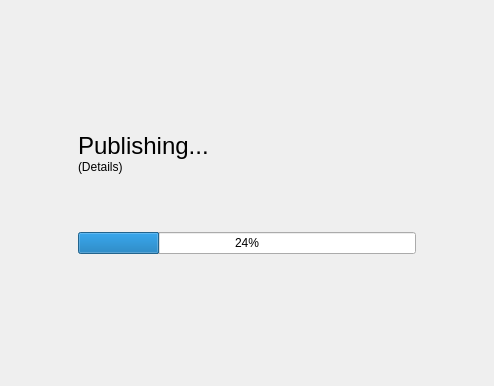
Qt form resources/publish_progress_form.ui (shotgunsoftware/tk-multi-publish) before a commit.
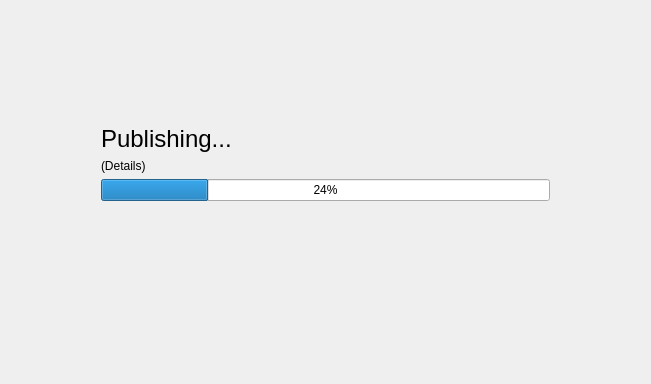
The same form after that commit.

Commit message: #20970 - progress hooked up to UI and exceptions thrown from scan-scene hook are now reported correctly

What changed in the file:
```diff
--- a/resources/publish_progress_form.ui
+++ b/resources/publish_progress_form.ui
@@ -6,27 +6,14 @@
    <rect>
     <x>0</x>
     <y>0</y>
-    <width>494</width>
-    <height>386</height>
+    <width>651</width>
+    <height>384</height>
    </rect>
   </property>
   <property name="windowTitle">
    <string>Form</string>
   </property>
-  <layout class="QVBoxLayout" name="verticalLayout_4" stretch="1,1,1">
-   <item>
-    <spacer name="verticalSpacer_2">
-     <property name="orientation">
-      <enum>Qt::Vertical</enum>
-     </property>
-     <property name="sizeHint" stdset="0">
-      <size>
-       <width>20</width>
-       <height>97</height>
-      </size>
-     </property>
-    </spacer>
-   </item>
+  <layout class="QVBoxLayout" name="verticalLayout_4" stretch="1">
    <item>
     <layout class="QHBoxLayout" name="horizontalLayout" stretch="1,5,1">
      <item>
@@ -43,14 +30,27 @@
       </spacer>
      </item>
      <item>
-      <layout class="QVBoxLayout" name="verticalLayout_3" stretch="0,1,0">
+      <layout class="QVBoxLayout" name="verticalLayout_3" stretch="2,0,0,0,3">
        <property name="spacing">
-        <number>0</number>
+        <number>-1</number>
        </property>
        <item>
-        <widget class="QLabel" name="status_title">
+        <spacer name="verticalSpacer_2">
+         <property name="orientation">
+          <enum>Qt::Vertical</enum>
+         </property>
+         <property name="sizeHint" stdset="0">
+          <size>
+           <width>20</width>
+           <height>97</height>
+          </size>
+         </property>
+        </spacer>
+       </item>
+       <item>
+        <widget class="QLabel" name="title">
          <property name="styleSheet">
-          <string notr="true">#status_title {
+          <string notr="true">#title {
 font-size: 24px;
 }</string>
          </property>
@@ -79,6 +79,19 @@
          </property>
         </widget>
        </item>
+       <item>
+        <spacer name="verticalSpacer">
+         <property name="orientation">
+          <enum>Qt::Vertical</enum>
+         </property>
+         <property name="sizeHint" stdset="0">
+          <size>
+           <width>20</width>
+           <height>40</height>
+          </size>
+         </property>
+        </spacer>
+       </item>
       </layout>
      </item>
      <item>
@@ -96,19 +109,6 @@
      </item>
     </layout>
    </item>
-   <item>
-    <spacer name="verticalSpacer_3">
-     <property name="orientation">
-      <enum>Qt::Vertical</enum>
-     </property>
-     <property name="sizeHint" stdset="0">
-      <size>
-       <width>20</width>
-       <height>97</height>
-      </size>
-     </property>
-    </spacer>
-   </item>
   </layout>
  </widget>
  <resources>
```
Left out of the diff: 4 changed lines with no effect on the pictures. The commit also changes 16 other files.
